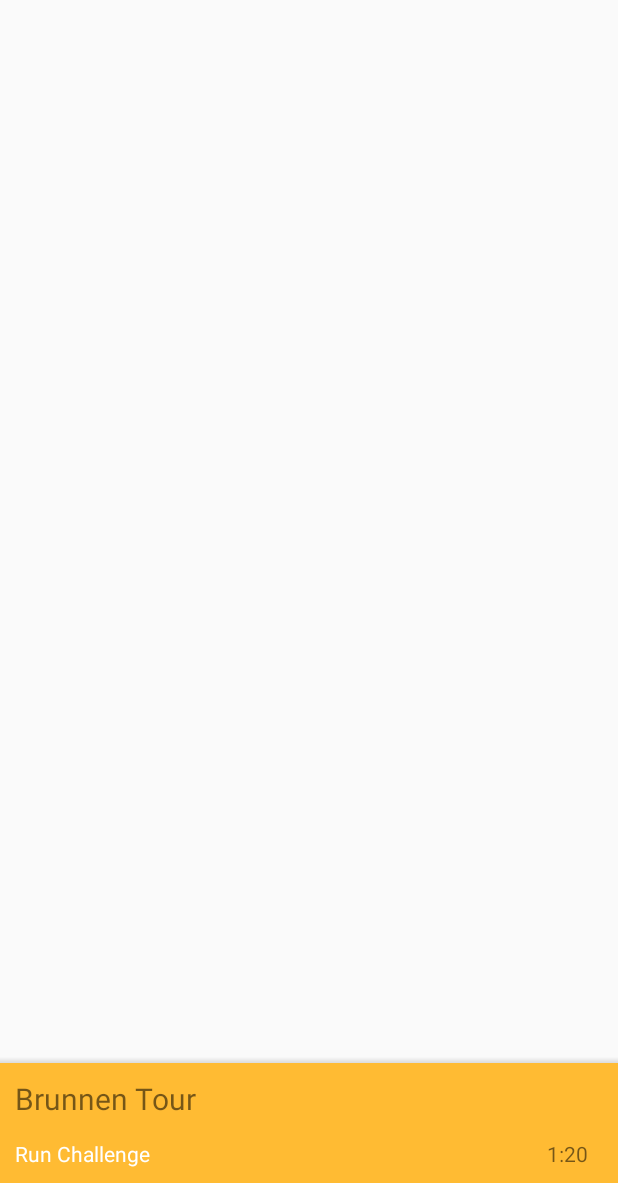
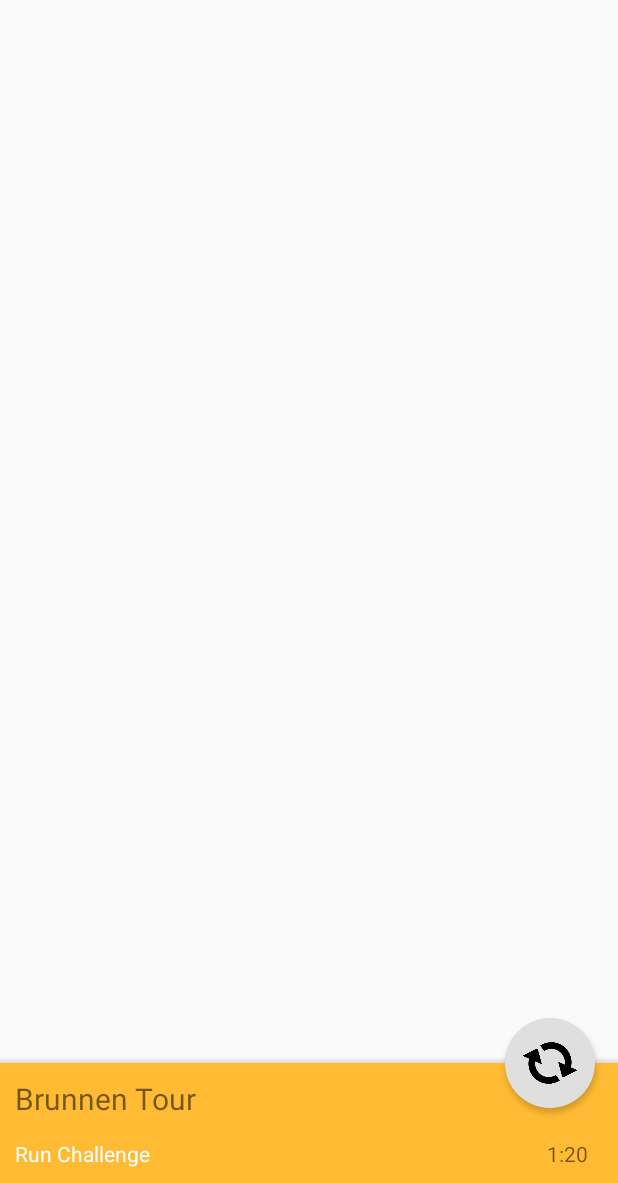
Before and after one commit to CeeeJay/Challenge-Time, an Android app: the screen it shows after launch (MainActivity), after a tap on an icon or button, on a phone screen of 412 x 824 dp, the part 53-1236 px from its top. Run offline under Robolectric (Android 15) with nearby library versions, the phone set to English and light mode, and no system bars; 1 statement that could not run was skipped.

Commit message:
Refresh Button

```diff
--- a/app/src/main/java/com/ceejay/challengetime/MainActivity.java
+++ b/app/src/main/java/com/ceejay/challengetime/MainActivity.java
@@ -30,31 +30,22 @@ public class MainActivity extends FragmentActivity {
         super.onCreate(savedInstanceState);
         Transferor.context = this;
         Challenge.setContext(this);
+        if(!Transferor.launched) {
             setContentView(R.layout.launcher_activity);
 
             findViewById(R.id.launcherIcon).setOnClickListener(new View.OnClickListener() {
                 @Override
                 public void onClick(View v) {
                     setContentView(R.layout.activity_maps);
-
-                slider = (Slider) findViewById(R.id.slidingDrawer);
-                button = (Button) findViewById(R.id.start);
-
-                sliderAdapter = new SliderAdapter( MainActivity.this , slider );
-                sliderAdapter.attachButton(button);
-
+                    setUpMapIfNeeded();
+                    Transferor.launched = true;
+                }
+            });
+        }else{
+            setContentView(R.layout.activity_maps);
             setUpMapIfNeeded();
         }
-        });
 
-    }
-
-
-
-    @Override
-    protected void onResume() {
-        super.onResume();
-        //setUpMapIfNeeded();
     }
 
     @Override
@@ -92,6 +83,12 @@ public class MainActivity extends FragmentActivity {
 
     private void setUpMapIfNeeded() {
 
+        slider = (Slider) findViewById(R.id.slidingDrawer);
+        button = (Button) findViewById(R.id.start);
+
+        sliderAdapter = new SliderAdapter( MainActivity.this , slider );
+        sliderAdapter.attachButton(button);
+
         if (googleMap == null) {
 
             googleMap = ((SupportMapFragment) getSupportFragmentManager().findFragmentById(R.id.map)).getMap();
--- a/app/src/main/java/com/ceejay/challengetime/challenge/Challenge.java
+++ b/app/src/main/java/com/ceejay/challengetime/challenge/Challenge.java
@@ -1,10 +1,13 @@
 package com.ceejay.challengetime.challenge;
 
+import android.app.Activity;
 import android.content.Context;
 import android.location.Location;
 import android.support.annotation.NonNull;
+import android.widget.TextView;
 import android.widget.Toast;
 
+import com.ceejay.challengetime.R;
 import com.ceejay.challengetime.helper.Distance;
 import com.ceejay.challengetime.helper.StopWatch;
 import com.ceejay.challengetime.helper.Transferor;
@@ -179,6 +182,7 @@ public class Challenge {
         }else if( challengeState.isReady() ){
             setChallengeState(ChallengeState.isShown);
         }
+        ((TextView)((Activity)context).findViewById(R.id.challengeRecord)).setText(stopWatch.getTime()/1000 + "");
     }
 
     public void setLatLng(LatLng latLng) {
--- a/app/src/main/java/com/ceejay/challengetime/helper/Transferor.java
+++ b/app/src/main/java/com/ceejay/challengetime/helper/Transferor.java
@@ -16,6 +16,7 @@ public class Transferor {
 
     //public static MapManager mapManager;
     public static Context context ;
+    public static boolean launched = false;
 
     public static RunChallenge  getRunChallenge(){
         ArrayList<LatLng> track = new ArrayList<>();
--- a/app/src/main/java/com/ceejay/challengetime/slider/SliderAdapter.java
+++ b/app/src/main/java/com/ceejay/challengetime/slider/SliderAdapter.java
@@ -19,14 +19,14 @@ import com.google.android.gms.maps.model.Marker;
 public class SliderAdapter {
     public final static String TAG = SliderAdapter.class.getSimpleName();
 
-    public static ButtonMode buttonMode = ButtonMode.INVISIBLE;
+    public static ButtonMode buttonMode = ButtonMode.REFRESH;
 
     public Context context;
     public Slider slider;
     public Button button;
 
     public enum ButtonMode{
-        INVISIBLE,WATCH,LOCATION,ACTIVATE,STOP
+        REFRESH,WATCH,LOCATION,ACTIVATE,STOP
     }
 
     private Challenge lastFocus;
@@ -150,7 +150,7 @@ public class SliderAdapter {
     }
 
     public void clearChallengeEquipment(){
-        changeButtonMode(ButtonMode.INVISIBLE);
+        changeButtonMode(ButtonMode.REFRESH);
         slider.setTouchEnabled(false);
         slider.smoothSlideTo(0,2);
     }
@@ -161,23 +161,17 @@ public class SliderAdapter {
     }
 
     public void changeButtonMode( ButtonMode bM ){
-        button.setVisibility(View.VISIBLE);
         button.clearAnimation();
         switch (bM) {
-            case INVISIBLE:
-                if( buttonMode != ButtonMode.INVISIBLE) {
-                    button.startAnimation(AnimationUtils.loadAnimation(Transferor.context, R.anim.fade_out));
-                }
-                button.setVisibility(View.INVISIBLE);
+            case REFRESH:
+                button.startAnimation(AnimationUtils.loadAnimation(Transferor.context, R.anim.refresh_rotate));
+                button.setBackground(context.getResources().getDrawable(R.drawable.refresh_button));
                 break;
             case WATCH:
-                if(buttonMode != ButtonMode.WATCH) {
-                    button.startAnimation(AnimationUtils.loadAnimation(Transferor.context, R.anim.fade_in));
-                }
                 button.setBackground(context.getResources().getDrawable(R.drawable.watch_button));
                 break;
             case LOCATION:
-                button.startAnimation(AnimationUtils.loadAnimation(Transferor.context, R.anim.rotate));
+                button.startAnimation(AnimationUtils.loadAnimation(Transferor.context, R.anim.location_rotate));
                 button.setBackground(context.getResources().getDrawable(R.drawable.location_button));
                 break;
             case ACTIVATE:
--- /dev/null
+++ b/app/src/main/res/anim/refresh_rotate.xml
@@ -0,0 +1,12 @@
+<?xml version="1.0" encoding="utf-8"?>
+<set xmlns:android="http://schemas.android.com/apk/res/android">
+    <rotate android:fromDegrees="0"
+        android:toDegrees="180"
+        android:pivotX="50%"
+        android:pivotY="50%"
+        android:duration="1000"
+        android:repeatMode="restart"
+        android:repeatCount="infinite"
+        android:interpolator="@android:anim/cycle_interpolator"/>
+
+</set>
--- a/app/src/main/res/drawable-hdpi/stop_button.xml
+++ b/app/src/main/res/drawable/refresh_button.xml
@@ -1,11 +1,11 @@
 <?xml version="1.0" encoding="utf-8"?>
 <layer-list xmlns:android="http://schemas.android.com/apk/res/android">
-    <item android:id="@+id/test" >
+    <item>
         <shape xmlns:android="http://schemas.android.com/apk/res/android" android:shape="oval">
-            <solid android:color="#DD3333"  />
+            <solid android:color="#DFDFDF"  />
         </shape>
     </item>
-    <item android:drawable="@drawable/minus"
+    <item android:drawable="@drawable/refresh"
         android:right="10dp"
         android:left="10dp"
         android:top="10dp"
--- a/app/src/main/res/layout/launcher_activity.xml
+++ b/app/src/main/res/layout/launcher_activity.xml
@@ -26,7 +26,10 @@
         android:layout_marginTop="80dp"
         android:layout_gravity="center"
         android:padding="10dp"
+        android:shadowDx="10"
+        android:shadowDy="10"
         />
+
     <Button
         android:layout_width="wrap_content"
         android:layout_height="wrap_content"
@@ -36,6 +39,8 @@
         android:layout_marginTop="10dp"
         android:layout_gravity="center"
         android:padding="10dp"
+        android:shadowDx="10"
+        android:shadowDy="10"
         />
 
     </LinearLayout>
```
Also changed, not shown: app/src/main/res/anim/location_rotate.xml (renamed from app/src/main/res/anim/rotate.xml), app/src/main/res/drawable-xxhdpi/kreuz.png (renamed from app/src/main/res/drawable-xxhdpi/minus.png), app/src/main/res/drawable/refresh.png (added), 1 other file. Lines whose indentation alone changed are shown as unchanged.
